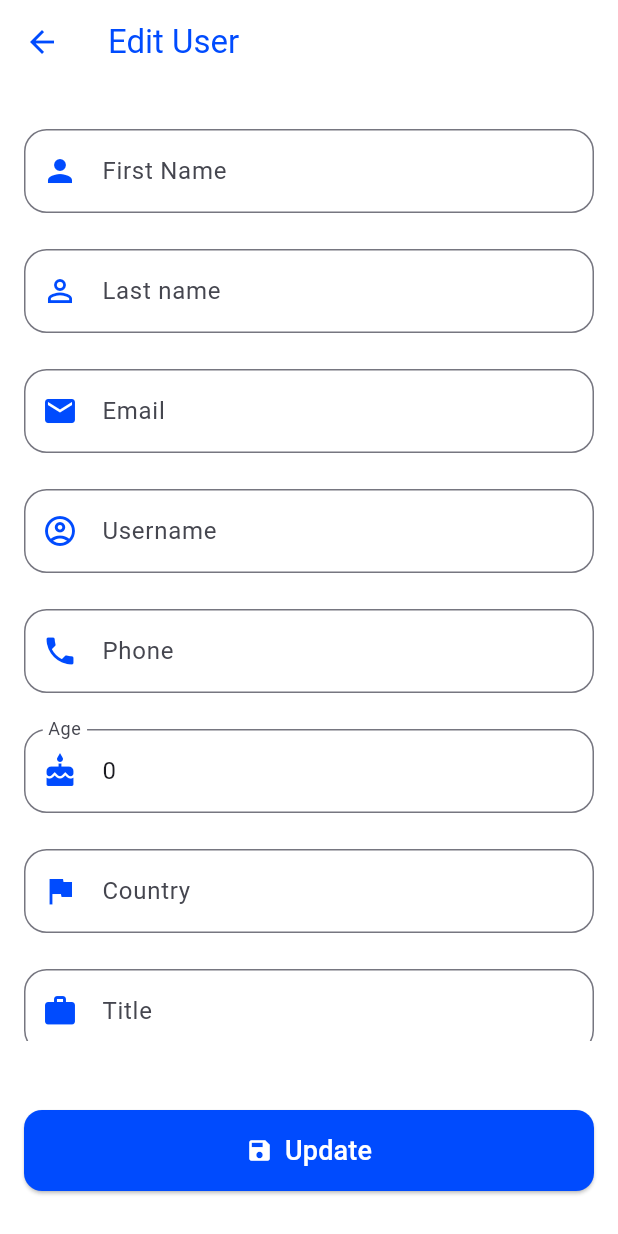
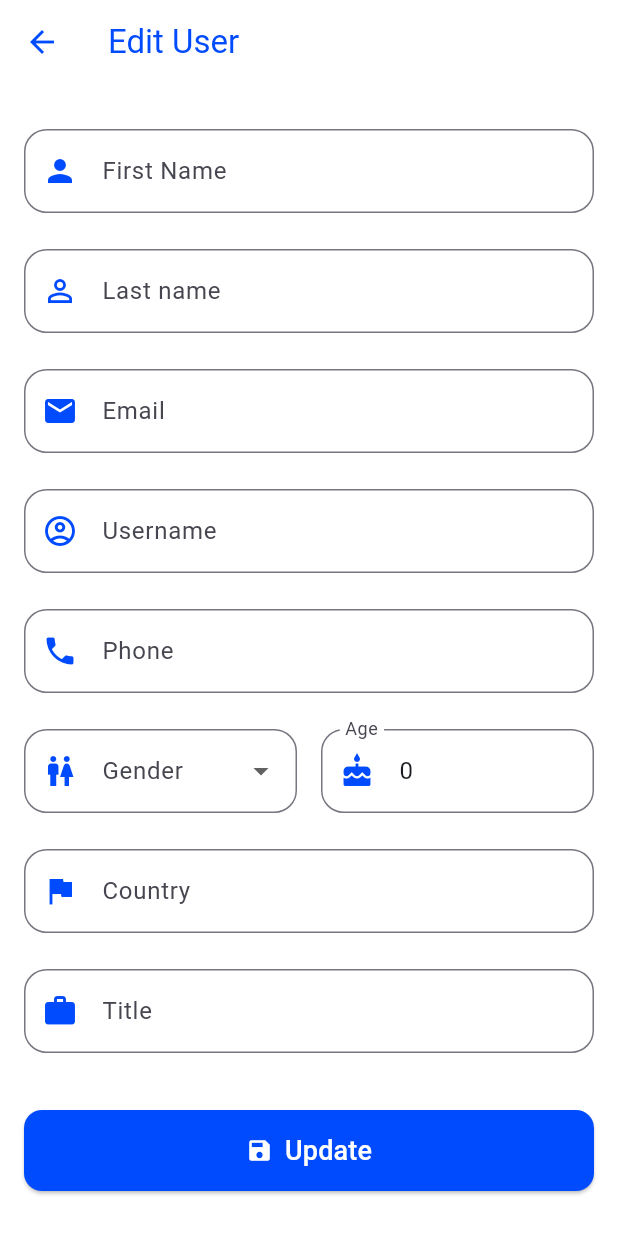
Before and after one commit to PholCast/flutter_crud_app, a Flutter app: the UserDetailScreen screen opened directly with empty values, after a tap on "Edit", on a phone screen of 412 x 824 dp. Run offline on Flutter 3.47's test engine with Material 3 defaults, Android fonts, the phone set to English and light mode, and no system bars; network calls fail.

Commit message:
Update error messages and UI elements; improve user detail display and add gender selection in form

```diff
--- a/lib/components/error_tile.dart
+++ b/lib/components/error_tile.dart
@@ -27,7 +27,7 @@ class ErrorTile extends StatelessWidget {
         child: Column(
           mainAxisAlignment: MainAxisAlignment.center,
           children: [
-            Text('Ha ocurrido un error', style: TextStyle(color: Colors.red, fontSize: 16),),
+            Text('An error has ocurred while loading users', style: TextStyle(color: Colors.red, fontSize: 16),),
             SizedBox(height: 8,),
             Text(message,maxLines: 3,overflow: TextOverflow.ellipsis,),
             SizedBox(height: 8),
--- a/lib/screens/form_screen.dart
+++ b/lib/screens/form_screen.dart
@@ -15,6 +15,7 @@ class FormScreen extends StatefulWidget {
 
 class _FormScreenState extends State<FormScreen> {
   final _formKey = GlobalKey<FormState>();
+  String? _gender;
 
   late TextEditingController _firstNameCtrl;
   late TextEditingController _lastNameCtrl;
@@ -49,9 +50,11 @@ class _FormScreenState extends State<FormScreen> {
     _emailCtrl = TextEditingController(text: widget.user?.email ?? "");
     _usernameCtrl = TextEditingController(text: widget.user?.username ?? "");
     _phoneCtrl = TextEditingController(text: widget.user?.phone ?? "");
-    _ageCtrl = TextEditingController(text: widget.user?.age.toString() ?? "");
+    _ageCtrl = TextEditingController(text: widget.user?.age != null ? widget.user!.age.toString() : "",);
     _countryCtrl = TextEditingController(text: widget.user?.country ?? "");
     _titleCtrl = TextEditingController(text: widget.user?.title ?? "");
+
+    _gender = widget.user?.gender ?? "male";
   }
 
   @override
@@ -77,7 +80,7 @@ class _FormScreenState extends State<FormScreen> {
       email: _emailCtrl.text.trim(),
       username: _usernameCtrl.text.trim(),
       phone: _phoneCtrl.text.trim(),
-      gender: widget.user?.gender ?? "male",
+      gender: _gender ?? 'male',
       age: int.tryParse(_ageCtrl.text) ?? 0,
       country: _countryCtrl.text.trim(),
       title: _titleCtrl.text.trim(),
@@ -186,7 +189,30 @@ class _FormScreenState extends State<FormScreen> {
                     : null,
               ),
               SizedBox(height: 24),
-              TextFormField(
+              Row(
+                children: [
+                  Expanded(
+                    child: DropdownButtonFormField<String>(
+                      value: _gender,
+                      decoration: _inputDecoration("Gender", icon: Icons.wc),
+                      items: const [
+                        DropdownMenuItem(value: "male", child: Text("Male")),
+                        DropdownMenuItem(value: "female", child: Text("Female")),
+                      ],
+                      onChanged: (val) {
+                        setState(() {
+                          _gender = val;
+                        });
+                      },
+                      validator: (val) {
+                        if (val == null || val.isEmpty) return "Gender is required";
+                        return null;
+                      },
+                    ),
+                  ),
+                  SizedBox(width: 16,),
+                  Expanded(
+                    child: TextFormField(
                       cursorColor: Color.fromRGBO(0, 75, 254, 1),
                       controller: _ageCtrl,
                       decoration: _inputDecoration('Age', icon: Icons.cake),
@@ -198,6 +224,9 @@ class _FormScreenState extends State<FormScreen> {
                         if (age <= 0 || age > 120) return 'Invalid age';
                         return null;
                       },
+                    ),
+                  ),
+                ],
               ),
               SizedBox(height: 24),
               TextFormField(
@@ -226,7 +255,7 @@ class _FormScreenState extends State<FormScreen> {
         ),
       ),
       bottomNavigationBar: Padding(
-        padding: EdgeInsets.symmetric(horizontal: 16, vertical: 30),
+        padding: EdgeInsets.only(left: 16, right: 16, bottom: 30),
         child: ElevatedButton.icon(
           onPressed: _onSubmit,
           style: ElevatedButton.styleFrom(
--- a/lib/screens/user_detail_screen.dart
+++ b/lib/screens/user_detail_screen.dart
@@ -172,6 +172,7 @@ class _UserDetailScreenState extends State<UserDetailScreen> {
                           style: const TextStyle(
                             fontWeight: FontWeight.bold,
                             fontSize: 16,
+                            color: Color.fromRGBO(0,75,254,1)
                           ),
                         ),
                       ],
@@ -192,7 +193,8 @@ class _UserDetailScreenState extends State<UserDetailScreen> {
                     children: [
                       Icon(Icons.email_outlined),
                       SizedBox(width: 20 ,),
-                      Column(
+                      Expanded(
+                        child: Column(
                           crossAxisAlignment: CrossAxisAlignment.start,
                           children: [
                             const Text(
@@ -205,6 +207,7 @@ class _UserDetailScreenState extends State<UserDetailScreen> {
                               style: const TextStyle(fontSize: 15, color: Colors.black87),
                             ),
                           ],
+                        ),
                       ),
                     ],
                   ),
@@ -223,7 +226,8 @@ class _UserDetailScreenState extends State<UserDetailScreen> {
                 children: [
                   Icon(Icons.phone_outlined),
                   SizedBox(width: 20 ,),
-                  Column(
+                  Expanded(
+                    child: Column(
                       crossAxisAlignment: CrossAxisAlignment.start,
                       children: [
                         const Text(
@@ -236,6 +240,7 @@ class _UserDetailScreenState extends State<UserDetailScreen> {
                           style: const TextStyle(fontSize: 15, color: Colors.black87),
                         ),
                       ],
+                    ),
                   ),
                 ],
               ),
@@ -252,7 +257,8 @@ class _UserDetailScreenState extends State<UserDetailScreen> {
                 children: [
                   Icon(Icons.flag_outlined),
                   SizedBox(width: 20 ,),
-                  Column(
+                  Expanded(
+                    child: Column(
                       crossAxisAlignment: CrossAxisAlignment.start,
                       children: [
                         const Text(
@@ -265,6 +271,7 @@ class _UserDetailScreenState extends State<UserDetailScreen> {
                           style: const TextStyle(fontSize: 15, color: Colors.black87),
                         ),
                       ],
+                    ),
                   ),
                 ],
               ),
--- a/lib/screens/users_screen.dart
+++ b/lib/screens/users_screen.dart
@@ -111,7 +111,7 @@ class _UsersScreenState extends State<UsersScreen> {
                         filled: true,
                         fillColor: Color.fromRGBO(246, 245, 244,1),
                         prefixIconColor: Color.fromRGBO(98, 98, 98,1),
-                        hintText: 'Buscar',
+                        hintText: 'Search',
                         hintStyle: TextStyle(color: Color.fromRGBO(98, 98, 98,1)),
                         prefixIcon: const Icon(Icons.search,size: 27,),
                         border: OutlineInputBorder(
```
Lines whose indentation alone changed are shown as unchanged.
